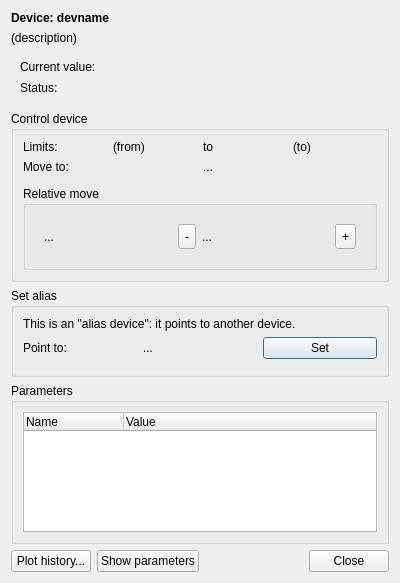
Above: nicos_ess/gui/panels/ui_files/devices_one.ui from ess-dmsc/nicos before the change. Below: the same form after it.
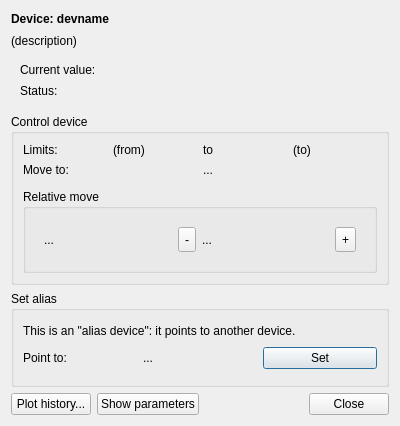
That is the form after the change. Icons and pictures are not drawn. Custom widgets are drawn as their Qt base class.

Commit message: standard device uses new parameter table

The edit to the form file:
```diff
--- a/nicos_ess/gui/panels/ui_files/devices_one.ui
+++ b/nicos_ess/gui/panels/ui_files/devices_one.ui
@@ -7,7 +7,7 @@
     <x>0</x>
     <y>0</y>
     <width>400</width>
-    <height>583</height>
+    <height>426</height>
    </rect>
   </property>
   <property name="sizePolicy">
@@ -19,7 +19,7 @@
   <property name="windowTitle">
    <string>Dialog</string>
   </property>
-  <layout class="QVBoxLayout" name="verticalLayout">
+  <layout class="QVBoxLayout" name="main_layout">
    <item>
     <layout class="QVBoxLayout" name="verticalLayout">
      <item>
@@ -349,35 +349,6 @@
         </layout>
        </widget>
       </item>
-      <item row="2" column="0">
-       <widget class="QGroupBox" name="paramGroup">
-        <property name="title">
-         <string>Parameters</string>
-        </property>
-        <layout class="QVBoxLayout" name="verticalLayout_6">
-         <item>
-          <widget class="QTreeWidget" name="paramList">
-           <property name="contextMenuPolicy">
-            <enum>Qt::CustomContextMenu</enum>
-           </property>
-           <property name="rootIsDecorated">
-            <bool>false</bool>
-           </property>
-           <column>
-            <property name="text">
-             <string>Name</string>
-            </property>
-           </column>
-           <column>
-            <property name="text">
-             <string>Value</string>
-            </property>
-           </column>
-          </widget>
-         </item>
-        </layout>
-       </widget>
-      </item>
      </layout>
     </widget>
    </item>
```
Left out of the diff: 3 changed lines with no effect on the pictures. The commit also changes 1 other file.
